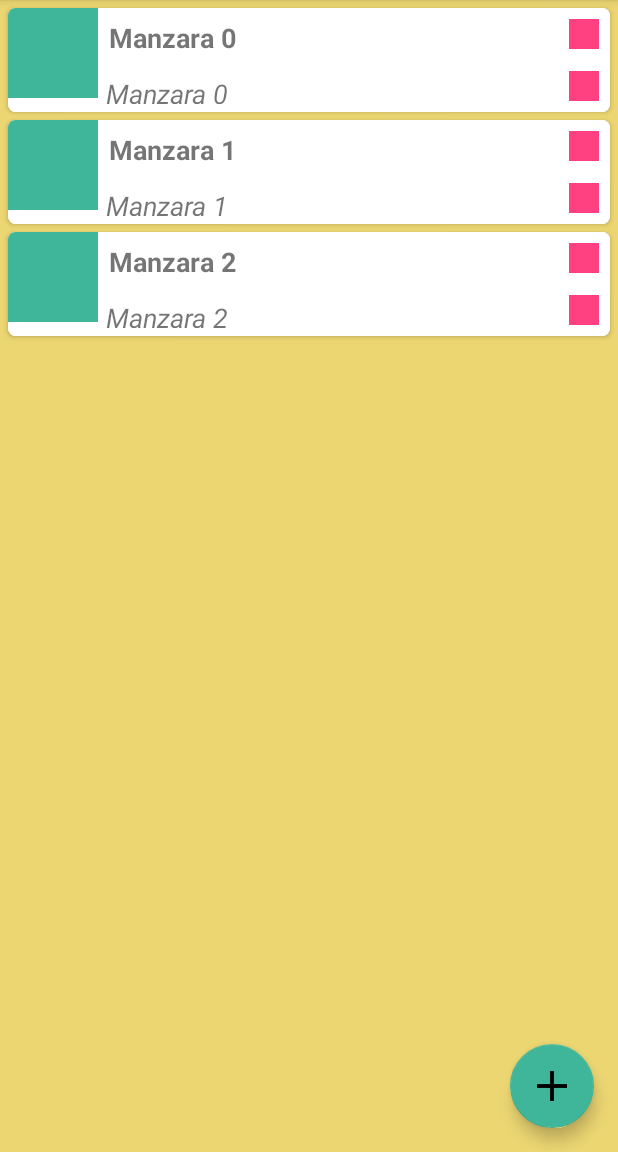
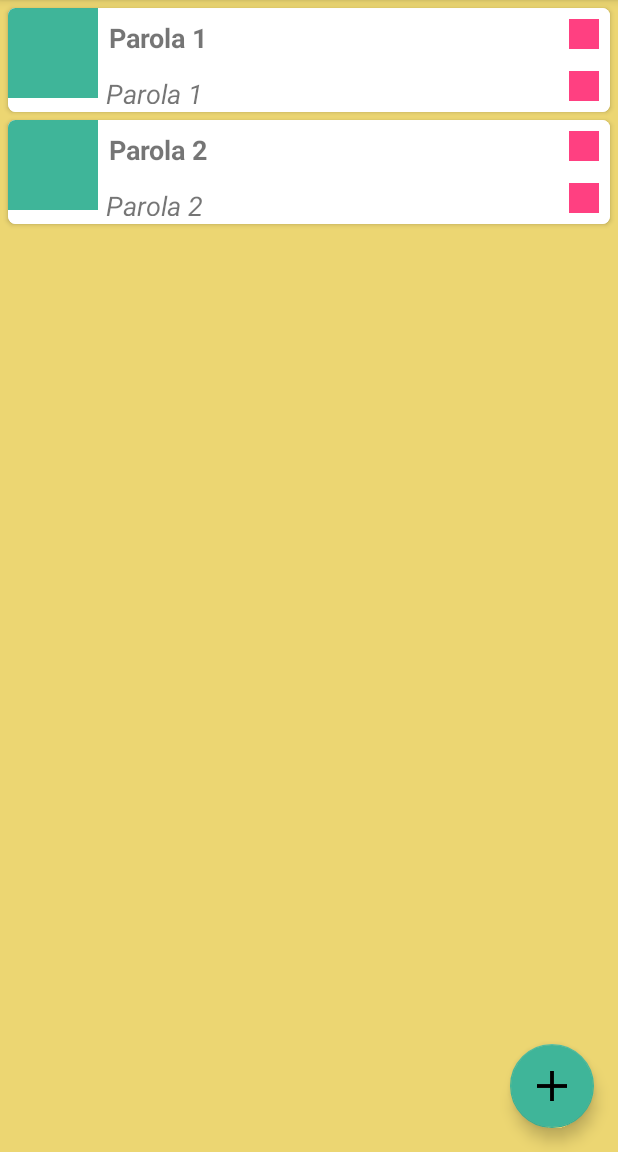
Before and after one commit to kablanfatih/PassRemo, an Android app: the UserActivity screen opened directly, with no data from a screen before it, on a phone screen of 412 x 824 dp, the part 84-1236 px from its top. Run offline under Robolectric (Android 15) with nearby library versions, the phone set to English and light mode, and no system bars; our stand-ins replace Firebase (no records; nobody signed in at launch, a user with empty details on screens opened directly).

```diff
--- a/app/src/main/java/com/kablanfatih/passremo/ForgetPassword.java
+++ b/app/src/main/java/com/kablanfatih/passremo/ForgetPassword.java
@@ -1,7 +1,6 @@
 package com.kablanfatih.passremo;
 
 import android.content.Intent;
-import android.icu.text.UnicodeSetSpanner;
 import android.support.annotation.NonNull;
 import android.support.v7.app.AppCompatActivity;
 import android.os.Bundle;
--- a/app/src/main/java/com/kablanfatih/passremo/ListAdapter.java
+++ b/app/src/main/java/com/kablanfatih/passremo/ListAdapter.java
@@ -6,17 +6,16 @@ import android.support.v7.widget.RecyclerView;
 import android.view.LayoutInflater;
 import android.view.View;
 import android.view.ViewGroup;
-import android.widget.ImageView;
 import android.widget.TextView;
 
 import java.util.ArrayList;
 
 public class ListAdapter extends RecyclerView.Adapter<ListAdapter.MyViewHolder> {
 
-    ArrayList<ListPassword> mDataList;
-    LayoutInflater inflater;
+    private ArrayList<ListPassword> mDataList;
+    private LayoutInflater inflater;
 
-    public ListAdapter(Context context,ArrayList<ListPassword> data){
+    ListAdapter(Context context, ArrayList<ListPassword> data){
 
         inflater = LayoutInflater.from(context);
         this.mDataList = data;
@@ -27,8 +26,7 @@ public class ListAdapter extends RecyclerView.Adapter<ListAdapter.MyViewHolder>
     public MyViewHolder onCreateViewHolder(@NonNull ViewGroup viewGroup, int i) {
 
         View view = inflater.inflate(R.layout.list_password,viewGroup,false);
-        MyViewHolder holder = new MyViewHolder(view);
-        return holder;
+        return new MyViewHolder(view);
     }
 
     @Override
@@ -48,14 +46,14 @@ public class ListAdapter extends RecyclerView.Adapter<ListAdapter.MyViewHolder>
         TextView title,name;
         int tiklanilanOgeninPozisyonu;
 
-        public MyViewHolder(@NonNull View itemView) {
+        MyViewHolder(@NonNull View itemView) {
             super(itemView);
 
             title = (TextView) itemView.findViewById(R.id.title);
             name = (TextView) itemView.findViewById(R.id.name);
         }
 
-        public void setData(ListPassword tiklanilanManzara, int position) {
+        void setData(ListPassword tiklanilanManzara, int position) {
 
             this.title.setText(tiklanilanManzara.getTitle());
             this.name.setText(tiklanilanManzara.getTitle());
--- a/app/src/main/java/com/kablanfatih/passremo/ListPassword.java
+++ b/app/src/main/java/com/kablanfatih/passremo/ListPassword.java
@@ -39,11 +39,11 @@ public class ListPassword {
                 R.color.colorPrimary,R.color.colorPrimaryDark,R.color.colorPrimary
         };
 
-        for (int i =0;i<resimler.length;i++){
+        for (int i =1;i<resimler.length;i++){
 
             ListPassword gecici = new ListPassword();
-            gecici.setTitle("Manzara "+i);
-            gecici.setName("Tanım Bilgisi "+i);
+            gecici.setTitle("Parola "+i);
+            gecici.setPassword("Tanım Bilgisi "+i);
             dataList.add(gecici);
         }
         return dataList;
--- a/app/src/main/java/com/kablanfatih/passremo/PassChange.java
+++ b/app/src/main/java/com/kablanfatih/passremo/PassChange.java
@@ -8,7 +8,6 @@ import android.view.KeyEvent;
 import android.view.View;
 import android.widget.Button;
 import android.widget.EditText;
-import android.widget.ImageButton;
 import android.widget.Toast;
 
 import com.google.android.gms.tasks.OnCompleteListener;
--- a/app/src/main/java/com/kablanfatih/passremo/SignIn.java
+++ b/app/src/main/java/com/kablanfatih/passremo/SignIn.java
@@ -5,7 +5,6 @@ import android.content.SharedPreferences;
 import android.support.annotation.NonNull;
 import android.support.v7.app.AppCompatActivity;
 import android.os.Bundle;
-import android.view.KeyEvent;
 import android.view.View;
 import android.widget.Button;
 import android.widget.CheckBox;
@@ -123,11 +122,4 @@ public class SignIn extends AppCompatActivity {
             rememberMe.setChecked(true);
         }
     }
-
-    @Override
-    public boolean onKeyDown(int keyCode, KeyEvent event) {
-
-        return false;
-
-    }
 }
--- a/app/src/main/java/com/kablanfatih/passremo/SignUp.java
+++ b/app/src/main/java/com/kablanfatih/passremo/SignUp.java
@@ -36,12 +36,10 @@ public class SignUp extends AppCompatActivity {
                 String userName = gmail.getText().toString();
                 String pass = password.getText().toString();
 
-                if (!userName.equals("") && !pass.equals("")) {
+                if (!userName.isEmpty() && !pass.isEmpty()) {
                     signUp(userName, pass);
-                    // gmail.setText("");
-                    //password.setText("");
-
                 }
+                Toast.makeText(SignUp.this, "Lütfen Boşlukları Doldurunuz", Toast.LENGTH_SHORT).show();
             }
         });
 
--- a/app/src/main/java/com/kablanfatih/passremo/UserActivity.java
+++ b/app/src/main/java/com/kablanfatih/passremo/UserActivity.java
@@ -2,14 +2,12 @@ package com.kablanfatih.passremo;
 
 import android.content.DialogInterface;
 import android.content.Intent;
-import android.os.CountDownTimer;
 import android.support.design.widget.FloatingActionButton;
 import android.support.v7.app.AlertDialog;
 import android.support.v7.app.AppCompatActivity;
 import android.os.Bundle;
 import android.support.v7.widget.LinearLayoutManager;
 import android.support.v7.widget.RecyclerView;
-import android.util.Log;
 import android.view.KeyEvent;
 import android.view.Menu;
 import android.view.MenuInflater;
@@ -21,11 +19,6 @@ import android.widget.Toast;
 
 import com.google.firebase.auth.FirebaseAuth;
 import com.google.firebase.auth.FirebaseUser;
-
-import java.security.Timestamp;
-import java.util.TimerTask;
-
-import static java.lang.Thread.sleep;
 
 public class UserActivity extends AppCompatActivity {
 
@@ -145,9 +138,6 @@ public class UserActivity extends AppCompatActivity {
 
                 recyclerView.setVisibility(View.INVISIBLE);
                 passwordInfo.setVisibility(View.VISIBLE);
-
-                Toast.makeText(getApplicationContext(), "deneme", Toast.LENGTH_LONG).show();
-
             }
         });
 
@@ -171,30 +161,4 @@ public class UserActivity extends AppCompatActivity {
             }
         });
     }
-/*
-    @Override
-    protected void onStop() {
-
-        new CountDownTimer(5000, 1000) {
-            @Override
-            public void onTick(long millisUntilFinished) {
-
-            }
-
-            @Override
-            public void onFinish() {
-
-                finish();
-            }
-        }.start();
-
-        super.onStop();
-    }
-
-   /* @Override
-    protected void onUserLeaveHint() {
-
-        finish();
-    }*/
-
 }
--- a/app/src/main/res/layout/activity_user.xml
+++ b/app/src/main/res/layout/activity_user.xml
@@ -15,7 +15,7 @@
         app:layout_constraintBottom_toBottomOf="parent"
         app:layout_constraintEnd_toEndOf="parent"
         app:layout_constraintStart_toStartOf="parent"
-        app:layout_constraintTop_toTopOf="parent"></android.support.v7.widget.RecyclerView>
+        app:layout_constraintTop_toTopOf="parent" />
 
     <LinearLayout
         android:id="@+id/password_info"
@@ -72,6 +72,6 @@
         app:backgroundTint="@color/colorPrimary"
         app:layout_constraintBottom_toBottomOf="parent"
         app:layout_constraintEnd_toEndOf="parent"
-        tools:ignore="MissingConstraints"></android.support.design.widget.FloatingActionButton>
+        tools:ignore="MissingConstraints" />
 
 </android.support.constraint.ConstraintLayout>
```
